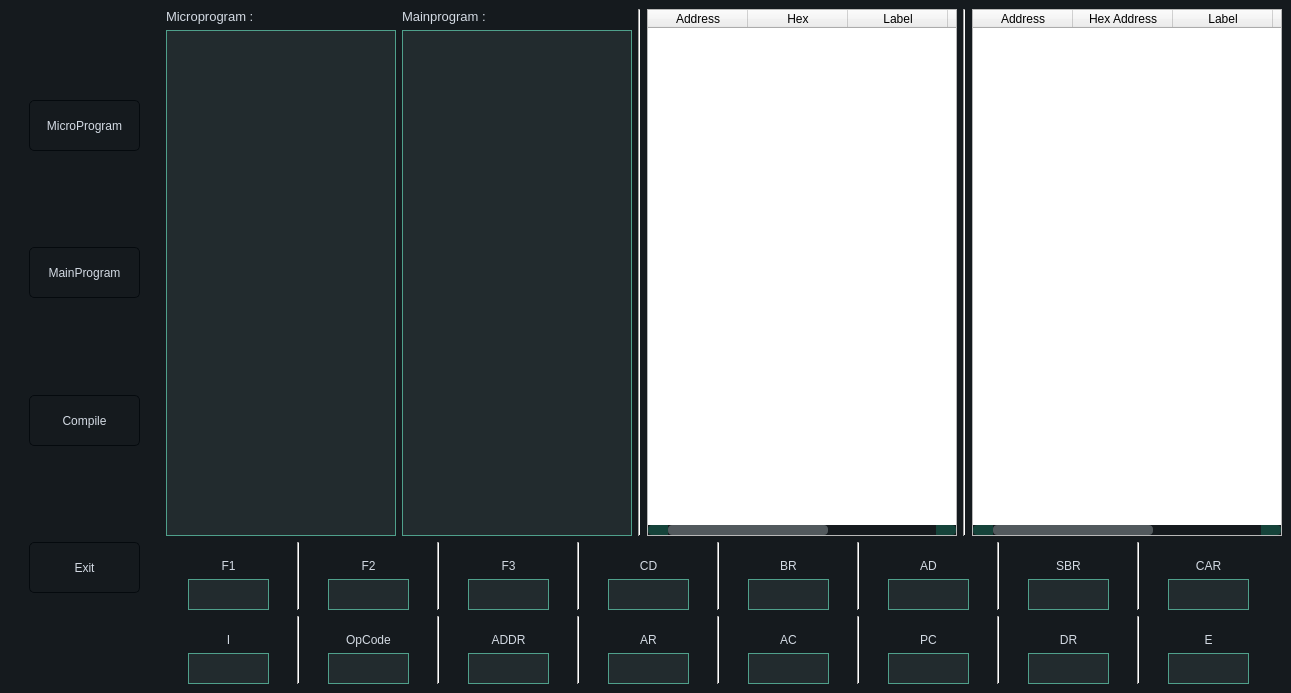
The window that Assembler/mainwindow.ui (darabzsh/MicroprogramAssembler) describes before a commit, drawn with Qt 5.
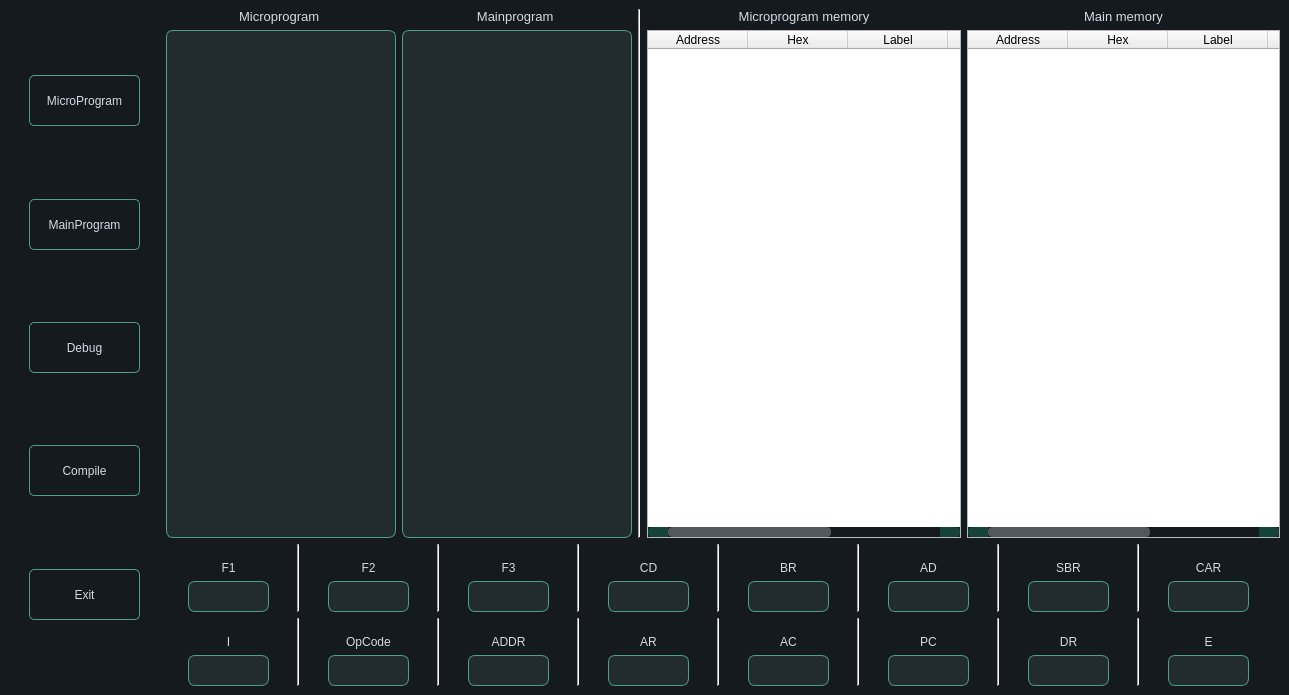
The same window after the commit.

What changed in the file:
```diff
--- a/Assembler/mainwindow.ui
+++ b/Assembler/mainwindow.ui
@@ -6,22 +6,15 @@
    <rect>
     <x>0</x>
     <y>0</y>
-    <width>1291</width>
-    <height>693</height>
+    <width>1289</width>
+    <height>695</height>
    </rect>
   </property>
   <property name="windowTitle">
    <string>MainWindow</string>
   </property>
   <property name="styleSheet">
-   <string notr="true">/*
-ManjaroMix Style Sheet for QT Applications
-Author: Jaime A. Quiroga P.
-Company: GTRONICK
-Last updated: 25/02/2020, 15:42.
-Available at: https://github.com/GTRONICK/QSS/blob/master/ManjaroMix.qss
-*/
-QMainWindow {
+   <string notr="true">QMainWindow {
 	background-color:#151a1e;
 }
 QCalendar {
@@ -31,6 +24,7 @@
 	border-width: 1px;
 	border-style: solid;
 	border-color: #4fa08b;
+	border-radius: 7px;
 	background-color: #222b2e;
 	color: #d3dae3;
 }
@@ -38,6 +32,7 @@
 	border-width: 1px;
 	border-style: solid;
 	border-color: #4fa08b;
+	border-radius: 7px;
 	background-color: #222b2e;
 	color: #d3dae3;
 }
@@ -79,7 +74,7 @@
 }
 QPushButton{
 	border-style: solid;
-	border-color: #050a0e;
+	border-color: #4fa08b;
 	border-width: 1px;
 	border-radius: 5px;
 	color: #d3dae3;
@@ -130,6 +125,7 @@
 	border-style: solid;
 	border-color: #4fa08b;
 	background-color: #222b2e;
+	border-radius: 7px;
 	color: #d3dae3;
 }
 QLabel {
@@ -549,10 +545,10 @@
   <widget class="QWidget" name="centralwidget">
    <layout class="QGridLayout" name="gridLayout">
     <item row="0" column="0">
+     <layout class="QHBoxLayout" name="horizontalLayout_5">
+      <item>
      <layout class="QHBoxLayout" name="horizontalLayout_4">
       <item>
-       <layout class="QHBoxLayout" name="horizontalLayout_6">
-        <item>
          <spacer name="horizontalSpacer_2">
           <property name="orientation">
            <enum>Qt::Horizontal</enum>
@@ -641,6 +637,38 @@
             </property>
            </spacer>
           </item>
+          <item>
+           <widget class="QPushButton" name="debug">
+            <property name="minimumSize">
+             <size>
+              <width>111</width>
+              <height>51</height>
+             </size>
+            </property>
+            <property name="cursor">
+             <cursorShape>PointingHandCursor</cursorShape>
+            </property>
+            <property name="toolTip">
+             <string>&lt;html&gt;&lt;head/&gt;&lt;body&gt;&lt;p&gt;&lt;span style=&quot; font-style:italic;&quot;&gt;Run the next line&lt;/span&gt;&lt;/p&gt;&lt;/body&gt;&lt;/html&gt;</string>
+            </property>
+            <property name="text">
+             <string>Debug</string>
+            </property>
+           </widget>
+          </item>
+          <item>
+           <spacer name="verticalSpacer_7">
+            <property name="orientation">
+             <enum>Qt::Vertical</enum>
+            </property>
+            <property name="sizeHint" stdset="0">
+             <size>
+              <width>14</width>
+              <height>20</height>
+             </size>
+            </property>
+           </spacer>
+          </item>
           <item>
            <widget class="QPushButton" name="Compile">
             <property name="minimumSize">
@@ -720,7 +748,7 @@
        </layout>
       </item>
       <item>
-       <layout class="QVBoxLayout" name="verticalLayout_21">
+       <layout class="QVBoxLayout" name="verticalLayout_23">
         <item>
          <layout class="QHBoxLayout" name="horizontalLayout_3">
           <item>
@@ -734,7 +762,10 @@
                </font>
               </property>
               <property name="text">
-               <string>Microprogram : </string>
+               <string>Microprogram </string>
+              </property>
+              <property name="alignment">
+               <set>Qt::AlignCenter</set>
               </property>
              </widget>
             </item>
@@ -752,6 +783,12 @@
                 <height>16777215</height>
                </size>
               </property>
+              <property name="font">
+               <font>
+                <family>Microsoft Sans Serif</family>
+                <pointsize>10</pointsize>
+               </font>
+              </property>
               <property name="cursor" stdset="0">
                <cursorShape>IBeamCursor</cursorShape>
               </property>
@@ -770,7 +807,10 @@
                </font>
               </property>
               <property name="text">
-               <string>Mainprogram : </string>
+               <string>Mainprogram </string>
+              </property>
+              <property name="alignment">
+               <set>Qt::AlignCenter</set>
               </property>
              </widget>
             </item>
@@ -788,6 +828,12 @@
                 <height>16777215</height>
                </size>
               </property>
+              <property name="font">
+               <font>
+                <family>Microsoft Sans Serif</family>
+                <pointsize>10</pointsize>
+               </font>
+              </property>
               <property name="cursor" stdset="0">
                <cursorShape>IBeamCursor</cursorShape>
               </property>
@@ -803,44 +849,20 @@
            </widget>
           </item>
           <item>
-           <widget class="QTableWidget" name="Main_Memory">
-            <property name="minimumSize">
-             <size>
-              <width>200</width>
-              <height>381</height>
-             </size>
-            </property>
-            <column>
-             <property name="text">
-              <string>Address</string>
-             </property>
-            </column>
-            <column>
-             <property name="text">
-              <string>Hex</string>
-             </property>
-            </column>
-            <column>
-             <property name="text">
-              <string>Label</string>
-             </property>
-            </column>
-            <column>
-             <property name="text">
-              <string>Instruction</string>
-             </property>
-            </column>
-            <column>
-             <property name="text">
-              <string>Contents</string>
-             </property>
-            </column>
-           </widget>
-          </item>
+           <layout class="QVBoxLayout" name="verticalLayout_22">
           <item>
-           <widget class="Line" name="line_8">
-            <property name="orientation">
-             <enum>Qt::Vertical</enum>
+             <widget class="QLabel" name="label_19">
+              <property name="font">
+               <font>
+                <family>Microsoft Sans Serif</family>
+                <pointsize>10</pointsize>
+               </font>
+              </property>
+              <property name="text">
+               <string>Microprogram memory</string>
+              </property>
+              <property name="alignment">
+               <set>Qt::AlignCenter</set>
             </property>
            </widget>
           </item>
@@ -865,7 +887,7 @@
             </column>
             <column>
              <property name="text">
-              <string>Hex Address</string>
+                <string>Hex</string>
              </property>
             </column>
             <column>
@@ -884,6 +906,66 @@
              </property>
             </column>
            </widget>
+            </item>
+           </layout>
+          </item>
+          <item>
+           <layout class="QVBoxLayout" name="verticalLayout_21">
+            <item>
+             <widget class="QLabel" name="label_20">
+              <property name="font">
+               <font>
+                <family>Microsoft Sans Serif</family>
+                <pointsize>10</pointsize>
+               </font>
+              </property>
+              <property name="text">
+               <string>Main memory</string>
+              </property>
+              <property name="alignment">
+               <set>Qt::AlignCenter</set>
+              </property>
+             </widget>
+            </item>
+            <item>
+             <widget class="QTableWidget" name="Main_Memory">
+              <property name="minimumSize">
+               <size>
+                <width>200</width>
+                <height>381</height>
+               </size>
+              </property>
+              <property name="editTriggers">
+               <set>QAbstractItemView::NoEditTriggers</set>
+              </property>
+              <column>
+               <property name="text">
+                <string>Address</string>
+               </property>
+              </column>
+              <column>
+               <property name="text">
+                <string>Hex</string>
+               </property>
+              </column>
+              <column>
+               <property name="text">
+                <string>Label</string>
+               </property>
+              </column>
+              <column>
+               <property name="text">
+                <string>Instruction</string>
+               </property>
+              </column>
+              <column>
+               <property name="text">
+                <string>Contents</string>
+               </property>
+              </column>
+             </widget>
+            </item>
+           </layout>
           </item>
          </layout>
         </item>
@@ -929,6 +1011,12 @@
                   <height>31</height>
                  </size>
                 </property>
+                <property name="alignment">
+                 <set>Qt::AlignCenter</set>
+                </property>
+                <property name="readOnly">
+                 <bool>true</bool>
+                </property>
                </widget>
               </item>
              </layout>
@@ -978,6 +1066,12 @@
                   <height>31</height>
                  </size>
                 </property>
+                <property name="alignment">
+                 <set>Qt::AlignCenter</set>
+                </property>
+                <property name="readOnly">
+                 <bool>true</bool>
+                </property>
                </widget>
               </item>
              </layout>
@@ -1027,6 +1121,12 @@
                   <height>31</height>
                  </size>
                 </property>
+                <property name="alignment">
+                 <set>Qt::AlignCenter</set>
+                </property>
+                <property name="readOnly">
+                 <bool>true</bool>
+                </property>
                </widget>
               </item>
              </layout>
@@ -1076,6 +1176,12 @@
                   <height>31</height>
                  </size>
                 </property>
+                <property name="alignment">
+                 <set>Qt::AlignCenter</set>
+                </property>
+                <property name="readOnly">
+                 <bool>true</bool>
+                </property>
                </widget>
               </item>
              </layout>
@@ -1125,6 +1231,12 @@
                   <height>31</height>
                  </size>
                 </property>
+                <property name="alignment">
+                 <set>Qt::AlignCenter</set>
+                </property>
+                <property name="readOnly">
+                 <bool>true</bool>
+                </property>
                </widget>
               </item>
              </layout>
@@ -1174,6 +1286,12 @@
                   <height>31</height>
                  </size>
                 </property>
+                <property name="alignment">
+                 <set>Qt::AlignCenter</set>
+                </property>
+                <property name="readOnly">
+                 <bool>true</bool>
+                </property>
                </widget>
               </item>
              </layout>
@@ -1223,6 +1341,12 @@
                   <height>31</height>
                  </size>
                 </property>
+                <property name="alignment">
+                 <set>Qt::AlignCenter</set>
+                </property>
+                <property name="readOnly">
+                 <bool>true</bool>
+                </property>
                </widget>
               </item>
              </layout>
@@ -1272,6 +1396,12 @@
                   <height>31</height>
                  </size>
                 </property>
+                <property name="alignment">
+                 <set>Qt::AlignCenter</set>
+                </property>
+                <property name="readOnly">
+                 <bool>true</bool>
+                </property>
                </widget>
               </item>
              </layout>
@@ -1318,6 +1448,12 @@
                   <height>31</height>
                  </size>
                 </property>
+                <property name="alignment">
+                 <set>Qt::AlignCenter</set>
+                </property>
+                <property name="readOnly">
+                 <bool>true</bool>
+                </property>
                </widget>
               </item>
              </layout>
@@ -1367,6 +1503,12 @@
                   <height>31</height>
                  </size>
                 </property>
+                <property name="alignment">
+                 <set>Qt::AlignCenter</set>
+                </property>
+                <property name="readOnly">
+                 <bool>true</bool>
+                </property>
                </widget>
               </item>
              </layout>
@@ -1416,6 +1558,12 @@
                   <height>31</height>
                  </size>
                 </property>
+                <property name="alignment">
+                 <set>Qt::AlignCenter</set>
+                </property>
+                <property name="readOnly">
+                 <bool>true</bool>
+                </property>
                </widget>
               </item>
              </layout>
@@ -1465,6 +1613,12 @@
                   <height>31</height>
                  </size>
                 </property>
+                <property name="alignment">
+                 <set>Qt::AlignCenter</set>
+                </property>
+                <property name="readOnly">
+                 <bool>true</bool>
+                </property>
                </widget>
               </item>
              </layout>
@@ -1514,6 +1668,12 @@
                   <height>31</height>
                  </size>
                 </property>
+                <property name="alignment">
+                 <set>Qt::AlignCenter</set>
+                </property>
+                <property name="readOnly">
+                 <bool>true</bool>
+                </property>
                </widget>
               </item>
              </layout>
@@ -1563,6 +1723,12 @@
                   <height>31</height>
                  </size>
                 </property>
+                <property name="alignment">
+                 <set>Qt::AlignCenter</set>
+                </property>
+                <property name="readOnly">
+                 <bool>true</bool>
+                </property>
                </widget>
               </item>
              </layout>
@@ -1612,6 +1778,12 @@
                   <height>31</height>
                  </size>
                 </property>
+                <property name="alignment">
+                 <set>Qt::AlignCenter</set>
+                </property>
+                <property name="readOnly">
+                 <bool>true</bool>
+                </property>
                </widget>
               </item>
              </layout>
@@ -1661,6 +1833,12 @@
                   <height>31</height>
                  </size>
                 </property>
+                <property name="alignment">
+                 <set>Qt::AlignCenter</set>
+                </property>
+                <property name="readOnly">
+                 <bool>true</bool>
+                </property>
                </widget>
               </item>
              </layout>
```
Left out of the diff: 17 changed lines with no effect on the pictures. Lines whose indentation alone changed are shown as unchanged.
